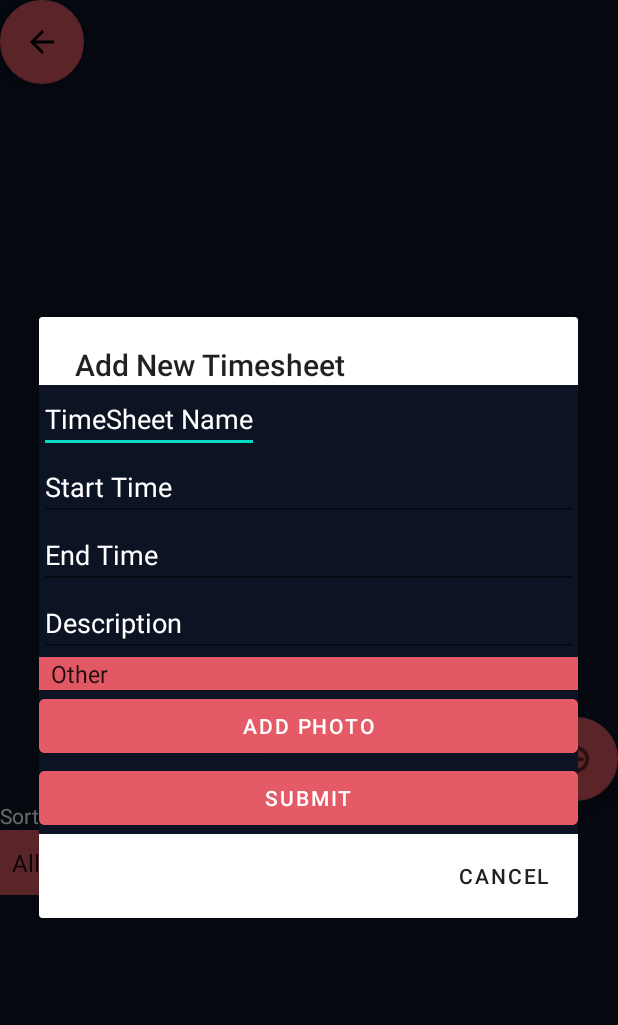
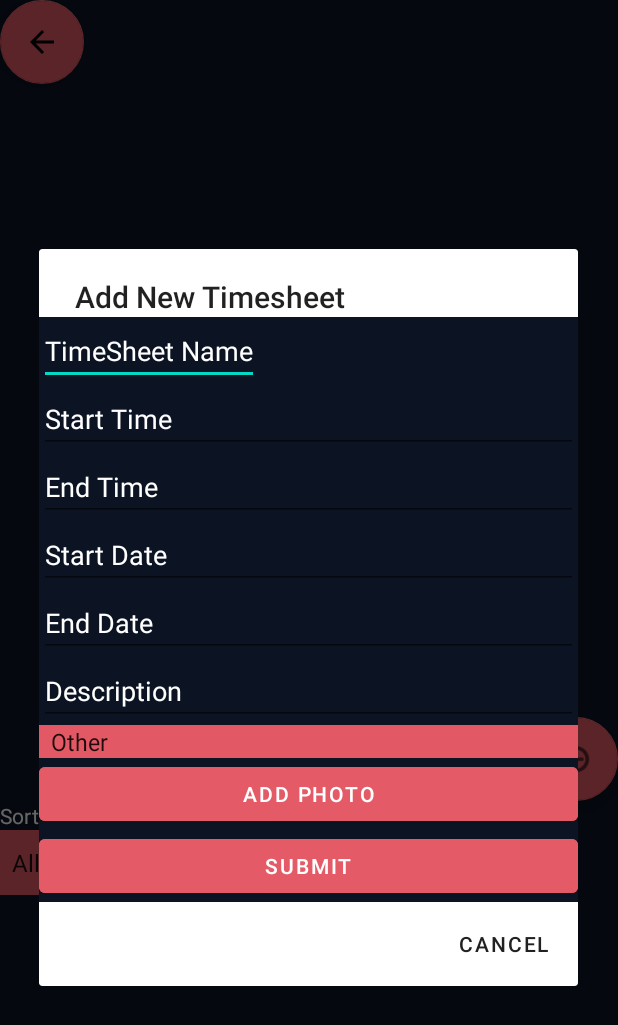
Before and after one commit to KeganWB/MrTimePart2, an Android app built with Jetpack Compose: the TimeSheetActivity screen opened directly, with no data from a screen before it, after a tap on an icon or button, on a phone screen of 412 x 824 dp. Shown: the top 1025 px of the screen. Run offline under Robolectric (Android 15) with nearby library versions, the phone set to English and light mode, and no system bars.

Commit message:
added dates

```diff
--- a/app/src/main/java/com/example/mrtimepart2/TimeSheetActivity.kt
+++ b/app/src/main/java/com/example/mrtimepart2/TimeSheetActivity.kt
@@ -90,6 +90,8 @@ class TimeSheetActivity : AppCompatActivity() {
         val nameTextView = timesheetView.findViewById<TextView>(R.id.nameTextView)
         val startTimeTextView = timesheetView.findViewById<TextView>(R.id.startTimeTextView)
         val endTimeTextView = timesheetView.findViewById<TextView>(R.id.endTimeTextView)
+        val startDateTextView = timesheetView.findViewById<TextView>(R.id.startDateTextView) // New field
+        val endDateTextView = timesheetView.findViewById<TextView>(R.id.endDateTextView)
         val descriptionTextView = timesheetView.findViewById<TextView>(R.id.descriptionTextView)
         val categoryTextView = timesheetView.findViewById<TextView>(R.id.categoryTextView)
         val imageView = timesheetView.findViewById<ImageView>(R.id.imageView)
@@ -98,6 +100,8 @@ class TimeSheetActivity : AppCompatActivity() {
         nameTextView.text = timeSheetData.name
         startTimeTextView.text = timeSheetData.startTime
         endTimeTextView.text = timeSheetData.endTime
+        startDateTextView.text = timeSheetData.startDate // Display the start date
+        endDateTextView.text = timeSheetData.endDate
         descriptionTextView.text = timeSheetData.description
         categoryTextView.text = timeSheetData.category
 
@@ -161,6 +165,7 @@ class TimeSheetActivity : AppCompatActivity() {
             // Sort timesheetList by the selected category
             timesheetList.filter { it.category == category }
         }
+        val dateSortedList = sortedList.sortedBy { it.startDate }
 
         // Re-add sorted timesheets to the view
         sortedList.forEach { timesheet ->
--- a/app/src/main/java/com/example/mrtimepart2/TimeSheetData.kt
+++ b/app/src/main/java/com/example/mrtimepart2/TimeSheetData.kt
@@ -7,6 +7,8 @@ data class TimeSheetData(
     val name: String,
     val startTime: String,
     val endTime: String,
+    val startDate: String,     // New field
+    val endDate: String,       // New field
     val description: String,
     val category: String,
     val image: ByteArray? = null // Optional for the image
@@ -15,6 +17,8 @@ data class TimeSheetData(
         parcel.readString() ?: "",
         parcel.readString() ?: "",
         parcel.readString() ?: "",
+        parcel.readString() ?: "", // Reading startDate
+        parcel.readString() ?: "", // Reading endDate
         parcel.readString() ?: "",
         parcel.readString() ?: "",
         parcel.createByteArray() // Read image as ByteArray
@@ -24,6 +28,8 @@ data class TimeSheetData(
         parcel.writeString(name)
         parcel.writeString(startTime)
         parcel.writeString(endTime)
+        parcel.writeString(startDate)  // Writing startDate
+        parcel.writeString(endDate)    // Writing endDate
         parcel.writeString(description)
         parcel.writeString(category)
         parcel.writeByteArray(image)
--- a/app/src/main/res/layout/activity_timesheetdetails.xml
+++ b/app/src/main/res/layout/activity_timesheetdetails.xml
@@ -42,6 +42,35 @@
         android:textColor="#FFFFFF"
         android:textColorHint="#FFFFFF"
         android:textIsSelectable="false" />
+
+    <EditText
+        android:id="@+id/editTextStartDate"
+        android:layout_width="match_parent"
+        android:layout_height="wrap_content"
+        android:clickable="true"
+        android:focusable="false"
+        android:hint="Start Date"
+        android:inputType="none"
+        android:longClickable="false"
+        android:textColor="#FFFFFF"
+        android:textColorHint="#FFFFFF"
+        android:textIsSelectable="false" />
+
+    <!-- End Date field -->
+    <EditText
+        android:id="@+id/editTextEndDate"
+        android:layout_width="match_parent"
+        android:layout_height="wrap_content"
+        android:clickable="true"
+        android:focusable="false"
+        android:hint="End Date"
+        android:inputType="none"
+        android:longClickable="false"
+        android:textColor="#FFFFFF"
+        android:textColorHint="#FFFFFF"
+        android:textIsSelectable="false" />
+
+
 
     <EditText
         android:id="@+id/editTextDescription"
```
Also changed, not shown: app/src/main/java/com/example/mrtimepart2/AddTimeSheetActivity.kt (+84 -76 lines), app/src/main/res/layout/timesheetprefab.xml (+33 -4 lines).
